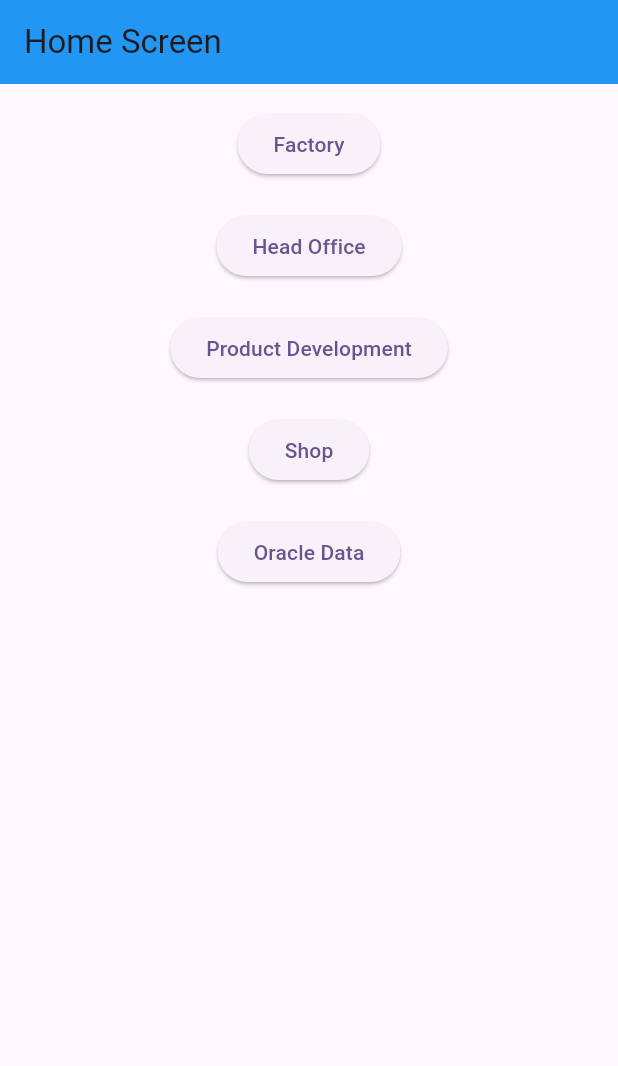
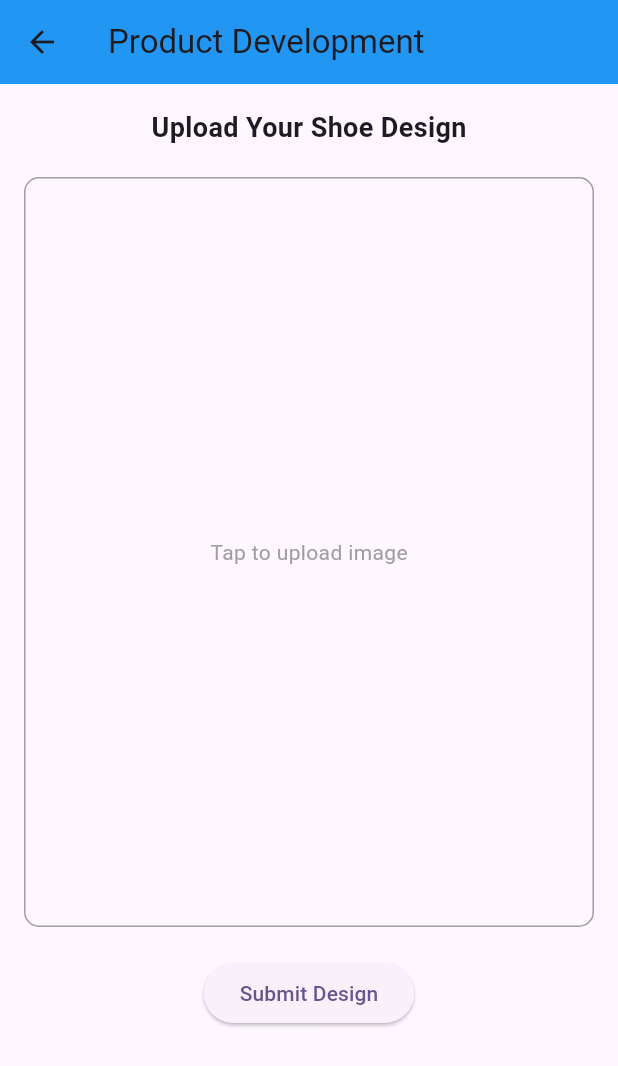
Before and after one commit to RAMZY02/googlecloudgaming, a Flutter app: the screen it shows after launch, after a tap on "Product Development", on a phone screen of 412 x 824 dp. Shown: the top 1066 px of the screen. Run offline on Flutter 3.47's test engine with Material 3 defaults, Android fonts, the phone set to English and light mode, and no system bars; our stand-ins replace carousel_slider, image_picker.

Commit message:
Tampilan Product Development & Upload Image

```diff
--- a/lib/head_office/ui/head_office_dashboard_screen.dart
+++ b/lib/head_office/ui/head_office_dashboard_screen.dart
@@ -5,7 +5,7 @@ import 'package:steppa/head_office/ui/finance_report_screen.dart';
 import 'package:steppa/head_office/ui/production_report_screen.dart';
 import 'package:steppa/head_office/ui/selling_report_screen.dart';
 
-import 'about_screen.dart';
+// import 'about_screen.dart';
 
 class HeadOfficeDashboard extends StatelessWidget {
   const HeadOfficeDashboard({Key? key}) : super(key: key);
--- a/lib/main.dart
+++ b/lib/main.dart
@@ -7,6 +7,7 @@ import 'package:steppa/factory/ui/factory_materials_screen.dart';
 import 'package:steppa/head_office/ui/head_office_dashboard_screen.dart';
 import 'package:steppa/online_shop/ui/home.dart';
 import 'package:steppa/oracle_data_screen.dart';
+import 'package:steppa/product_development/ui/product_development_screen.dart';
 
 void main() {
   runApp(const MyApp());
@@ -33,6 +34,7 @@ class MyApp extends StatelessWidget {
         '/headOfficeDashboard': (context) => const HeadOfficeDashboard(),
         '/homeCatalog': (context) => const Home(),
         '/oracleData': (context) => OracleDataScreen(),
+        '/productDevelopmentDashboard': (context) => const ProductDevelopmentScreen(),
       },
       home: const LoginScreen(),
     );
--- /dev/null
+++ b/lib/product_development/ui/product_development_screen.dart
@@ -0,0 +1,90 @@
+import 'dart:typed_data';
+import 'package:flutter/material.dart';
+import 'package:image_picker/image_picker.dart';
+
+class ProductDevelopmentScreen extends StatefulWidget {
+  const ProductDevelopmentScreen({Key? key}) : super(key: key);
+
+  @override
+  State<ProductDevelopmentScreen> createState() => _ProductDevelopmentScreenState();
+}
+
+class _ProductDevelopmentScreenState extends State<ProductDevelopmentScreen> {
+  Uint8List? _selectedImageBytes;
+
+  // Function to pick an image
+  Future<void> _pickImage() async {
+    final ImagePicker picker = ImagePicker();
+    final XFile? pickedImage = await picker.pickImage(source: ImageSource.gallery);
+
+    if (pickedImage != null) {
+      final imageBytes = await pickedImage.readAsBytes();
+      setState(() {
+        _selectedImageBytes = imageBytes;
+      });
+    }
+  }
+
+  @override
+  Widget build(BuildContext context) {
+    return Scaffold(
+      appBar: AppBar(
+        title: const Text('Product Development'),
+        backgroundColor: Colors.blue,
+      ),
+      body: Padding(
+        padding: const EdgeInsets.all(16.0),
+        child: Column(
+          crossAxisAlignment: CrossAxisAlignment.center,
+          children: [
+            const Text(
+              'Upload Your Shoe Design',
+              style: TextStyle(fontSize: 18, fontWeight: FontWeight.bold),
+            ),
+            const SizedBox(height: 20),
+            GestureDetector(
+              onTap: _pickImage,
+              child: Container(
+                height: 500,
+                width: double.infinity,
+                decoration: BoxDecoration(
+                  border: Border.all(color: Colors.grey),
+                  borderRadius: BorderRadius.circular(10),
+                ),
+                child: _selectedImageBytes != null
+                    ? ClipRRect(
+                  borderRadius: BorderRadius.circular(10),
+                  child: Image.memory(
+                    _selectedImageBytes!,
+                    fit: BoxFit.cover,
+                  ),
+                )
+                    : const Center(
+                  child: Text(
+                    'Tap to upload image',
+                    style: TextStyle(color: Colors.grey),
+                  ),
+                ),
+              ),
+            ),
+            const SizedBox(height: 20),
+            ElevatedButton(
+              onPressed: () {
+                if (_selectedImageBytes != null) {
+                  ScaffoldMessenger.of(context).showSnackBar(
+                    const SnackBar(content: Text('Design Uploaded Successfully!')),
+                  );
+                } else {
+                  ScaffoldMessenger.of(context).showSnackBar(
+                    const SnackBar(content: Text('Please select an image first!')),
+                  );
+                }
+              },
+              child: const Text('Submit Design'),
+            ),
+          ],
+        ),
+      ),
+    );
+  }
+}
--- a/pubspec.yaml
+++ b/pubspec.yaml
@@ -37,6 +37,7 @@ dependencies:
   cupertino_icons: ^1.0.6
   carousel_slider: ^5.0.0
   http: ^1.2.2
+  image_picker: ^1.1.2
 
 dev_dependencies:
   flutter_test:
```
Also changed, not shown: pubspec.lock, 2 other files.
